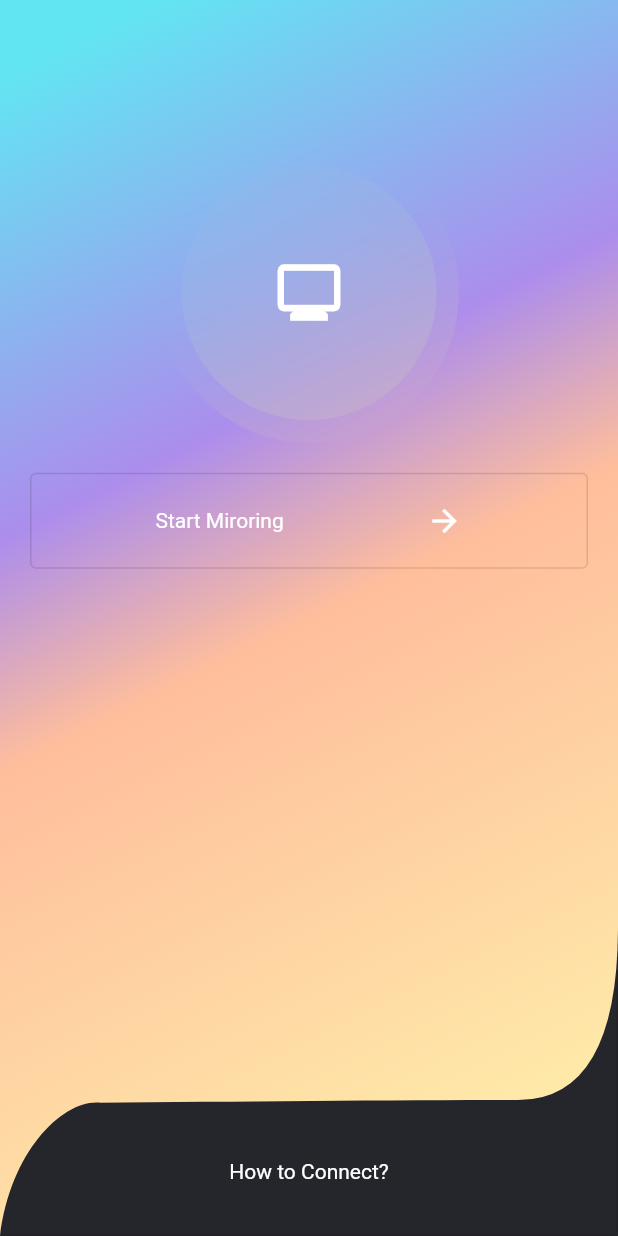
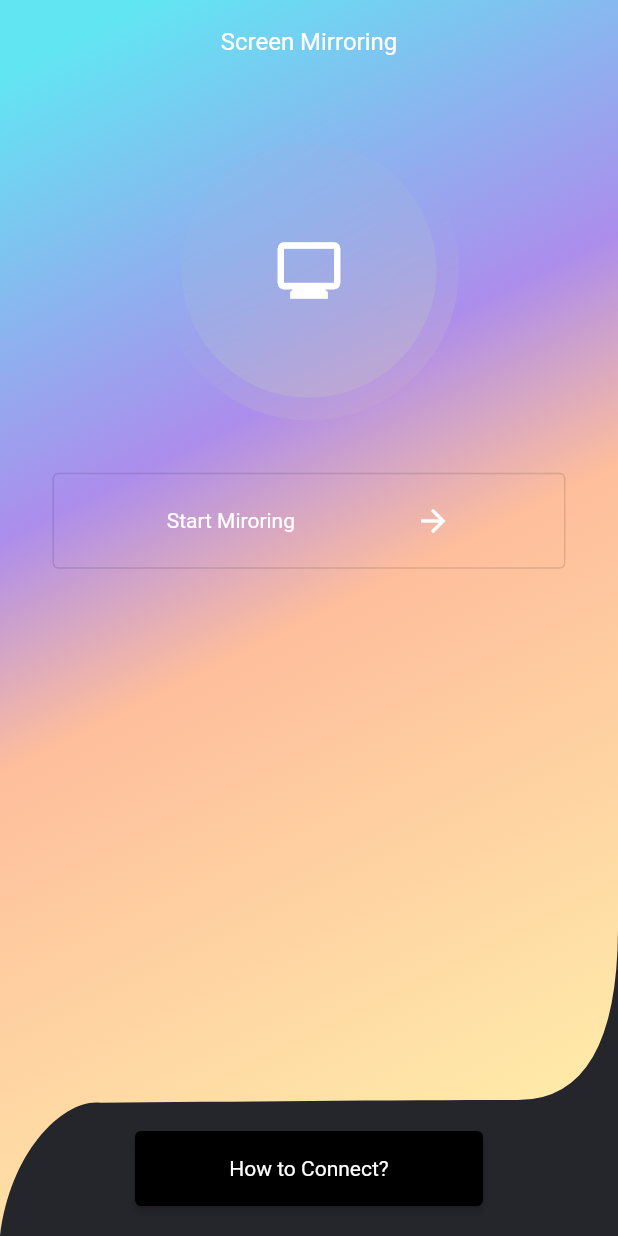
Before and after one commit to abdulrehman202/screen_mirroring, a Flutter app: the screen it shows after launch, on a phone screen of 412 x 824 dp. Run offline on Flutter 3.47's test engine with Material 2 defaults, Android fonts, the light colour scheme and no system bars; our stand-ins replace flutter_custom_clippers.

Commit message:
UI improved

```diff
--- a/lib/ConnectScreen/ConnectScreen.dart
+++ b/lib/ConnectScreen/ConnectScreen.dart
@@ -22,6 +22,10 @@ class _ConnectScreenState extends State<ConnectScreen> {
   @override
   Widget build(BuildContext context) {
     return Scaffold(
+      extendBodyBehindAppBar: true,
+      appBar: AppBar(
+        title: const Text('Screen Mirroring'),
+      ),
       body: Container(
         height: MediaQuery.of(context).size.height,
         decoration: const BoxDecoration(
@@ -43,7 +47,17 @@ class _ConnectScreenState extends State<ConnectScreen> {
           Positioned(
             bottom: 0,
             left: 0,
-            child: ClipPath(clipper: Wavy(), child: const HowToConnectButton()),
+            child: ClipPath(
+                clipper: Wavy(),
+                child: Container(
+                  width: MediaQuery.of(context).size.width,
+                  height: AppSize.s450,
+                  color: ColorManager.black,
+                )),
+          ),
+          const Positioned(
+            bottom: AppMargin.m20,
+            child: HowToConnectButton(),
           ),
         ]),
       ),
--- a/lib/resources/Components/GradientButton.dart
+++ b/lib/resources/Components/GradientButton.dart
@@ -3,6 +3,7 @@ import 'package:flutter/src/widgets/container.dart';
 import 'package:flutter/src/widgets/framework.dart';
 import 'package:screen_mirroring/resources/color_manager.dart';
 import 'package:screen_mirroring/resources/styles_manager.dart';
+import 'package:screen_mirroring/resources/values_manager.dart';
 
 class GradientButton extends StatelessWidget {
   final String buttonText;
@@ -19,7 +20,7 @@ class GradientButton extends StatelessWidget {
         ),
         width: MediaQuery.of(context).size.width,
         margin: const EdgeInsets.symmetric(vertical: 10, horizontal: 20),
-        height: 40,
+        height: AppSize.s50,
         child: TextButton(
             onPressed: callback,
             child: Text(
--- a/lib/resources/Components/HowToConnectButton.dart
+++ b/lib/resources/Components/HowToConnectButton.dart
@@ -12,18 +12,17 @@ class HowToConnectButton extends StatelessWidget {
 
   @override
   Widget build(BuildContext context) {
-    return Container(
-      width: MediaQuery.of(context).size.width,
-      height: AppSize.s450,
-      color: ColorManager.black,
-      child: OutlinedButton(
+    return ElevatedButton(
+      style: ElevatedButton.styleFrom(
+        backgroundColor: Colors.black,
+      ),
       onPressed: () {
         Navigator.pushNamed(context, Routes.howToConnectScreenRoute);
       },
-        child: Center(
       child: Container(
-            alignment: Alignment.bottomCenter,
-            margin: const EdgeInsets.symmetric(vertical: AppMargin.m35),
+        height: AppSize.s50,
+        width: AppSize.s200,
+        alignment: Alignment.center,
         child: Row(
           mainAxisAlignment: MainAxisAlignment.center,
           children: [
@@ -34,8 +33,6 @@ class HowToConnectButton extends StatelessWidget {
           ],
         ),
       ),
-        ),
-      ),
     );
   }
 }
--- a/lib/resources/Components/StartMirroringButton.dart
+++ b/lib/resources/Components/StartMirroringButton.dart
@@ -12,7 +12,7 @@ class StartMirroringButton extends StatelessWidget {
   @override
   Widget build(BuildContext context) {
     return Container(
-      margin: const EdgeInsets.all(AppMargin.m20),
+      margin: const EdgeInsets.all(AppMargin.m35),
       child: OutlinedButton(
         onPressed: () {},
         child: Padding(
--- a/lib/resources/values_manager.dart
+++ b/lib/resources/values_manager.dart
@@ -8,6 +8,7 @@ class AppPadding {
 }
 
 class AppSize {
+  static const double s50 = 50;
   static const double s170 = 170;
   static const double s200 = 200;
   static const double s450 = 450;
```
Lines whose indentation alone changed are shown as unchanged.
